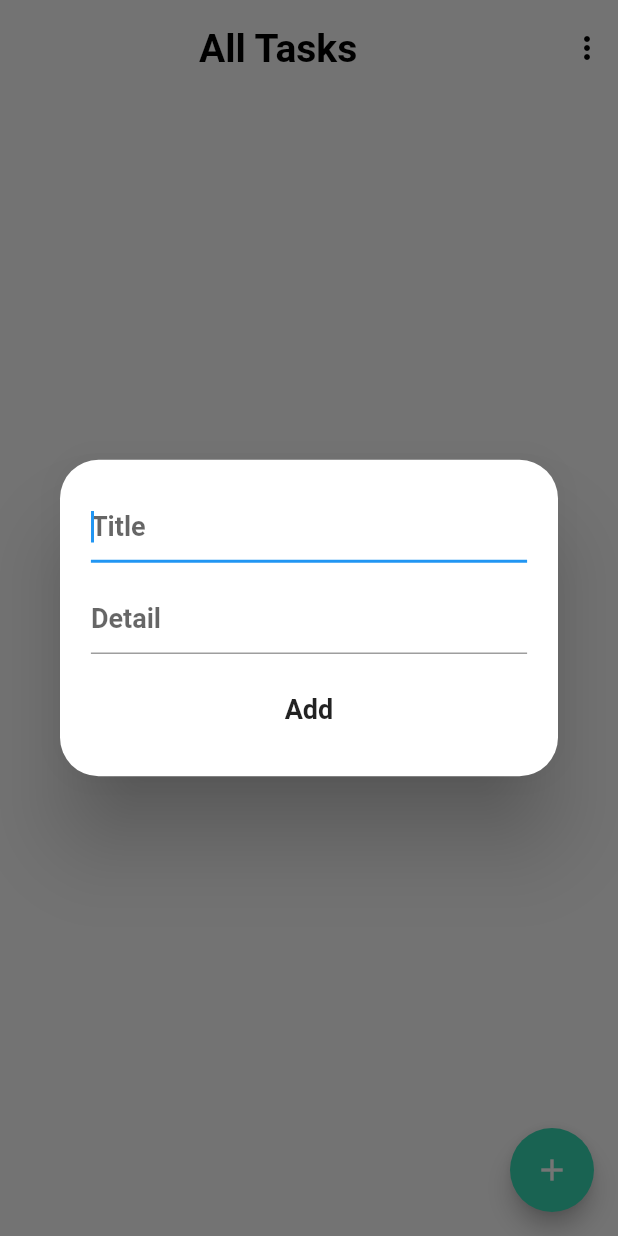
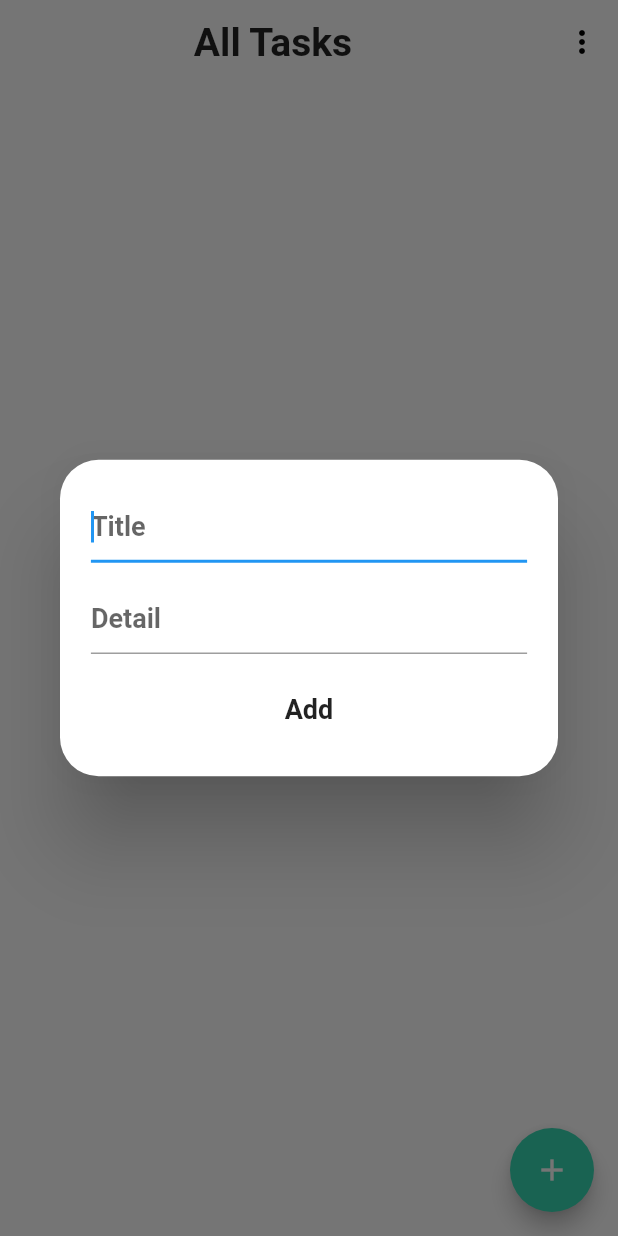
Before and after one commit to devenderbutani21/todo_app, a Flutter app: the screen it shows after launch, after a tap on the "add" icon, on a phone screen of 412 x 824 dp. Run offline on Flutter 3.47's test engine with Material 2 defaults, Android fonts, the phone set to English and light mode, and no system bars; our stand-ins replace hive, hive_flutter; accounts and stored records are empty; generated files the repository leaves out were written again; Roboto replaces fonts that are missing (Nunito Sans).

Commit message:
Appbar changes

```diff
--- a/lib/main.dart
+++ b/lib/main.dart
@@ -25,7 +25,13 @@ class MyApp extends StatelessWidget {
       debugShowCheckedModeBanner: false,
       title: 'Todo App',
       theme: ThemeData(
-        primaryColor: Color(0xff37d7b2),
+        // primaryColor: Color(0xff37d7b2),
+        primaryColor: Colors.white,
+        canvasColor: Colors.white,
+        appBarTheme: AppBarTheme(
+          elevation: 0,
+          color: Colors.white,
+        ),
       ),
       home: MyHomePage(),
     );
@@ -60,36 +66,22 @@ class _MyHomePageState extends State<MyHomePage> {
     SystemChrome.setPreferredOrientations([
       DeviceOrientation.portraitUp,
     ]);
-    return SafeArea(
-      child: Scaffold(
-        body: SingleChildScrollView(
-          child: Column(
-            children: <Widget>[
-              SizedBox(
-                height: mediaQuery.size.height / 100,
-              ),
-              Row(
-                children: <Widget>[
-                  Flexible(
-                    flex: 9,
-                    child: Center(
+    return Scaffold(
+      appBar: AppBar(
+        title: Center(
           child: Text(
             "All Tasks",
             style: TextStyle(
-                          color: Colors.black,
               fontSize: 26 * curScaleFactor,
               fontFamily: 'Nunito Sans',
               fontWeight: FontWeight.w700,
             ),
           ),
         ),
-                  ),
-                  Flexible(
-                    flex: 1,
-                    child: PopupMenuButton<String>(
+        actions: [
+          PopupMenuButton<String>(
             icon: Icon(
               Icons.more_vert,
-                        color: Colors.black,
             ),
             color: Colors.white70,
             onSelected: (value) {
@@ -123,9 +115,11 @@ class _MyHomePageState extends State<MyHomePage> {
               }).toList();
             },
           ),
-                  ),
         ],
       ),
+      body: SingleChildScrollView(
+        child: Column(
+          children: <Widget>[
             SizedBox(
               height: mediaQuery.size.height / 60,
             ),
@@ -133,7 +127,6 @@ class _MyHomePageState extends State<MyHomePage> {
               valueListenable: todoBox.listenable(),
               builder: (context, Box<TodoModel> todos, _) {
                 List<int> keys;
-
                 if (filter == TodoFilter.ALL) {
                   keys = todos.keys.cast<int>().toList();
                 } else if (filter == TodoFilter.COMPLETED) {
@@ -161,15 +154,15 @@ class _MyHomePageState extends State<MyHomePage> {
 
                       return Container(
                         decoration: BoxDecoration(
-                            borderRadius: BorderRadius.circular(
-                                mediaQuery.size.width / 8),
+                          borderRadius:
+                              BorderRadius.circular(mediaQuery.size.width / 8),
                           border: Border.all(color: Colors.grey.shade500),
                         ),
                         child: ListTile(
                           title: Text(
                             todo.title,
                             style: TextStyle(
-                                fontSize: 24 * curScaleFactor,
+                              fontSize: 22 * curScaleFactor,
                               fontFamily: 'Nunito Sans',
                               fontWeight: FontWeight.w700,
                             ),
@@ -177,7 +170,7 @@ class _MyHomePageState extends State<MyHomePage> {
                           subtitle: Text(
                             todo.detail,
                             style: TextStyle(
-                                fontSize: 20 * curScaleFactor,
+                              fontSize: 18 * curScaleFactor,
                               fontFamily: 'Nunito Sans',
                               fontWeight: FontWeight.w700,
                             ),
@@ -213,8 +206,7 @@ class _MyHomePageState extends State<MyHomePage> {
                                                     fontFamily: 'Nunito Sans',
                                                     fontSize:
                                                         18 * curScaleFactor,
-                                                      fontWeight:
-                                                          FontWeight.bold,
+                                                    fontWeight: FontWeight.bold,
                                                   ),
                                                   textAlign: TextAlign.center,
                                                 ),
@@ -227,8 +219,8 @@ class _MyHomePageState extends State<MyHomePage> {
                                               icon: Icon(
                                                 Icons.close,
                                                 color: Colors.black,
-                                                  size: mediaQuery.size.width /
-                                                      25,
+                                                size:
+                                                    mediaQuery.size.width / 25,
                                               ),
 //                                            iconSize: 1,
                                               alignment: Alignment.topRight,
@@ -249,8 +241,8 @@ class _MyHomePageState extends State<MyHomePage> {
                                                 "Delete Item",
                                                 style: TextStyle(
                                                   fontFamily: 'Nunito Sans',
-                                                    fontSize: mediaQuery
-                                                                .size.width <
+                                                  fontSize:
+                                                      mediaQuery.size.width <
                                                               350
                                                           ? 14 *
                                                               curScaleFactor *
@@ -274,8 +266,8 @@ class _MyHomePageState extends State<MyHomePage> {
                                                 "Mark Complete",
                                                 style: TextStyle(
                                                   fontFamily: 'Nunito Sans',
-                                                    fontSize: mediaQuery
-                                                                .size.width <
+                                                  fontSize:
+                                                      mediaQuery.size.width <
                                                               350
                                                           ? 14 *
                                                               curScaleFactor *
@@ -326,8 +318,7 @@ class _MyHomePageState extends State<MyHomePage> {
             context: context,
             child: Dialog(
               shape: RoundedRectangleBorder(
-                  borderRadius:
-                      BorderRadius.circular(mediaQuery.size.width / 16),
+                borderRadius: BorderRadius.circular(mediaQuery.size.width / 16),
               ),
               child: Container(
                 padding: EdgeInsets.all(mediaQuery.size.width / 20),
@@ -406,7 +397,6 @@ class _MyHomePageState extends State<MyHomePage> {
           );
         },
       ),
-      ),
     );
   }
 }
```
Also changed, not shown: lib/widget/roundCheckboxButton.dart (+5 -5 lines). Lines whose indentation alone changed are shown as unchanged.
